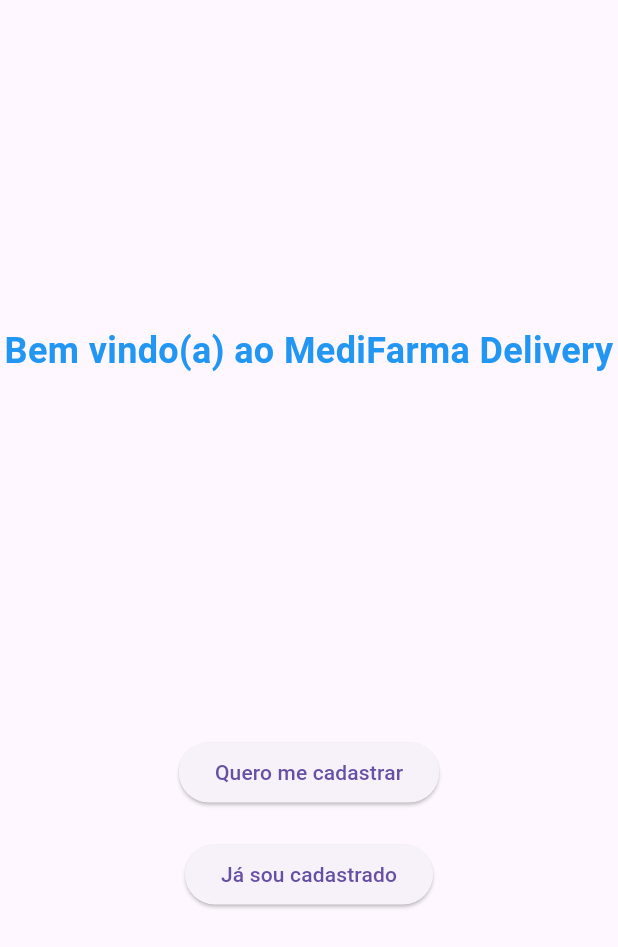
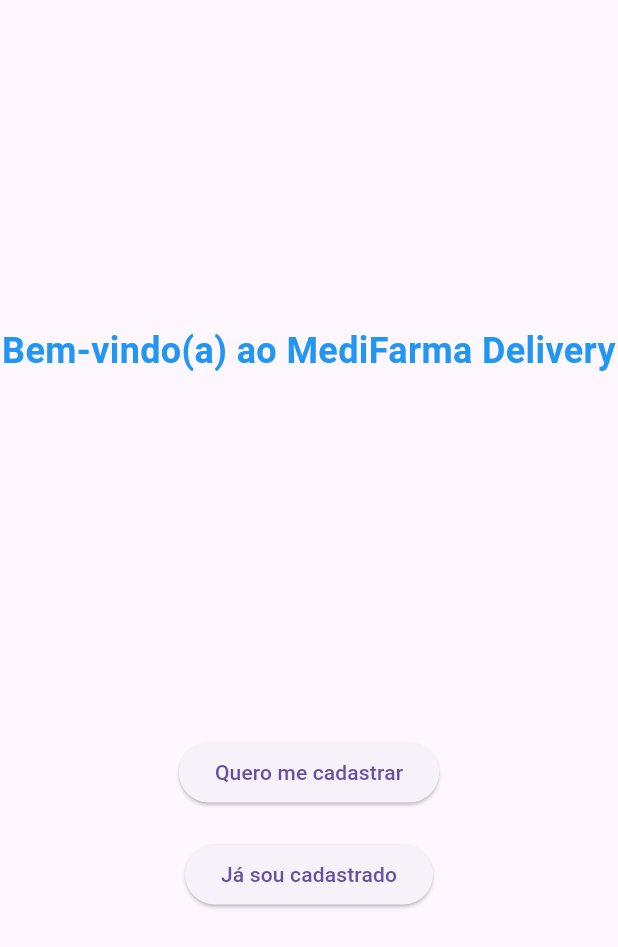
Before and after one commit to Ava-Dynamics/MediAcesso, a Flutter app: the screen it shows after launch, on a phone screen of 412 x 824 dp. Shown: the top 947 px of the screen. Run offline on Flutter 3.47's test engine with Material 3 defaults, Android fonts, the phone set to English and light mode, and no system bars; our stand-ins replace firebase_core; accounts and stored records are empty.

Commit message:
refatorando
Realizando refatoração para boas praticas, o uso evite usar const desnecessariamente, use final para variáveis imutáveis e adicionar tipos explícitos pode melhorar a legibilidade do código.

```diff
--- a/health_4_all/lib/features/welcomeHome/welcome_home.dart
+++ b/health_4_all/lib/features/welcomeHome/welcome_home.dart
@@ -17,9 +17,11 @@
 }
 
 class WelcomeHomePage extends StatelessWidget {
+  const WelcomeHomePage({super.key});
+
   @override
   Widget build(BuildContext context) {
-    WelcomeHomeViewModel viewModel = Provider.of<WelcomeHomeViewModel>(context);
+    final viewModel = Provider.of<WelcomeHomeViewModel>(context);
 
     return WelcomeHomeView(
       onQueroMeCadastrarPressed: viewModel.onQueroMeCadastrarPressed,
--- a/health_4_all/lib/features/welcomeHome/welcome_home_view.dart
+++ b/health_4_all/lib/features/welcomeHome/welcome_home_view.dart
@@ -17,30 +17,33 @@
         child: Column(
           mainAxisAlignment: MainAxisAlignment.center,
           children: [
-            const Text(
-              'Bem vindo(a) ao MediFarma Delivery',
-              textAlign:TextAlign.center,
+            Text(
+              'Bem-vindo(a) ao MediFarma Delivery',
+              textAlign: TextAlign.center,
               style: TextStyle(
                 fontSize: 24,
                 fontWeight: FontWeight.bold,
                 color: Colors.blue,
               ),
             ),
-            const SizedBox(height: 240),
+            SizedBox(height: 240),
             ElevatedButton(
               onPressed: () {
-                Navigator.push(context, MaterialPageRoute(builder: (context) => const FormElegibilityView()));
+                Navigator.push(
+                  context,
+                  MaterialPageRoute(builder: (context) => const FormElegibilityView()),
+                );
               },
-              child: const Text('Quero me cadastrar')
+              child: Text('Quero me cadastrar'),
             ),
-            const SizedBox(height: 20),
+            SizedBox(height: 20),
             ElevatedButton(
               onPressed: () {
                 print('Já sou cadastrado pressionado');
-            },
-              child: const Text('Já sou cadastrado'),
-        ),
-        ],
+              },
+              child: Text('Já sou cadastrado'),
+            ),
+          ],
         ),
       ),
     );
--- a/health_4_all/lib/features/welcomeHome/welcome_home_view_model.dart
+++ b/health_4_all/lib/features/welcomeHome/welcome_home_view_model.dart
@@ -1,15 +1,11 @@
 import 'package:flutter/material.dart';
 
 class WelcomeHomeViewModel extends ChangeNotifier {
-  // Adicione lógica e estado do ViewModel aqui, se necessário
-
   void onQueroMeCadastrarPressed() {
     // Lógica específica para o botão "Quero me cadastrar"
-    print('Lógica do botão "Quero me cadastrar"');
   }
 
   void onJaSouCadastradoPressed() {
     // Lógica específica para o botão "Já sou cadastrado"
-    print('Lógica do botão "Já sou cadastrado"');
   }
 }
```
